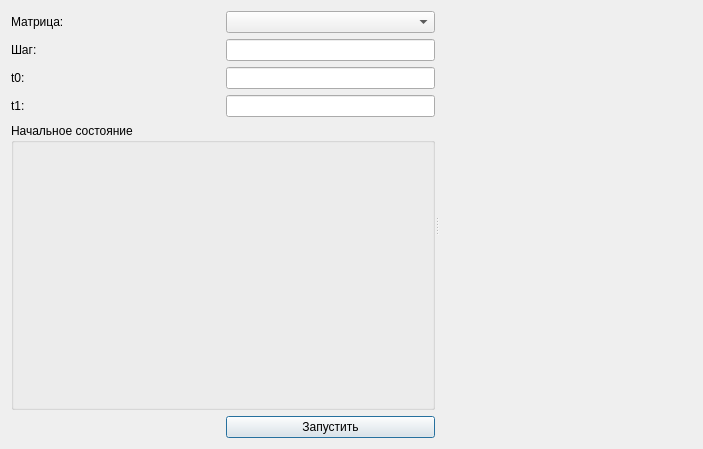
The window that systemmodelingdialog.ui (Ectobius/IntervalCalculator) describes before a commit, drawn with Qt 5.
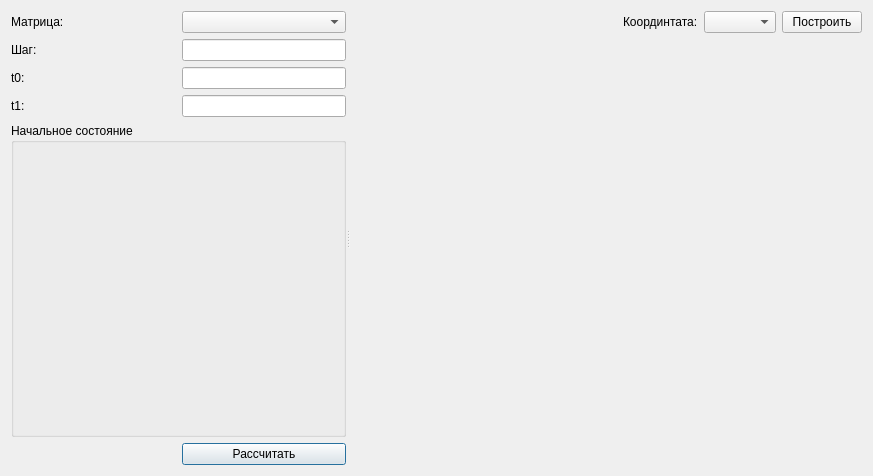
The same window after the commit.

What changed in the file:
```diff
--- a/systemmodelingdialog.ui
+++ b/systemmodelingdialog.ui
@@ -6,8 +6,8 @@
    <rect>
     <x>0</x>
     <y>0</y>
-    <width>703</width>
-    <height>449</height>
+    <width>873</width>
+    <height>476</height>
    </rect>
   </property>
   <property name="windowTitle">
@@ -84,13 +84,66 @@
        <item row="5" column="1">
         <widget class="QPushButton" name="startPushButton">
          <property name="text">
-          <string>Запустить</string>
+          <string>Рассчитать</string>
          </property>
         </widget>
        </item>
       </layout>
      </widget>
-     <widget class="QWidget" name="graphWidget" native="true"/>
+     <widget class="QWidget" name="rightWidget" native="true">
+      <layout class="QVBoxLayout" name="verticalLayout">
+       <item>
+        <layout class="QHBoxLayout" name="horizontalLayout">
+         <item>
+          <spacer name="horizontalSpacer_2">
+           <property name="orientation">
+            <enum>Qt::Horizontal</enum>
+           </property>
+           <property name="sizeHint" stdset="0">
+            <size>
+             <width>18</width>
+             <height>20</height>
+            </size>
+           </property>
+          </spacer>
+         </item>
+         <item>
+          <widget class="QLabel" name="label_5">
+           <property name="sizePolicy">
+            <sizepolicy hsizetype="Preferred" vsizetype="Fixed">
+             <horstretch>0</horstretch>
+             <verstretch>0</verstretch>
+            </sizepolicy>
+           </property>
+           <property name="text">
+            <string>Координтата:</string>
+           </property>
+          </widget>
+         </item>
+         <item>
+          <widget class="QComboBox" name="coordComboBox"/>
+         </item>
+         <item>
+          <widget class="QPushButton" name="drawPushButton">
+           <property name="text">
+            <string>Построить</string>
+           </property>
+          </widget>
+         </item>
+        </layout>
+       </item>
+       <item>
+        <widget class="QWidget" name="graphWidget" native="true">
+         <property name="sizePolicy">
+          <sizepolicy hsizetype="Preferred" vsizetype="Expanding">
+           <horstretch>0</horstretch>
+           <verstretch>0</verstretch>
+          </sizepolicy>
+         </property>
+        </widget>
+       </item>
+      </layout>
+     </widget>
     </widget>
    </item>
   </layout>
```
Left out of the diff: 2 changed lines with no effect on the pictures.
